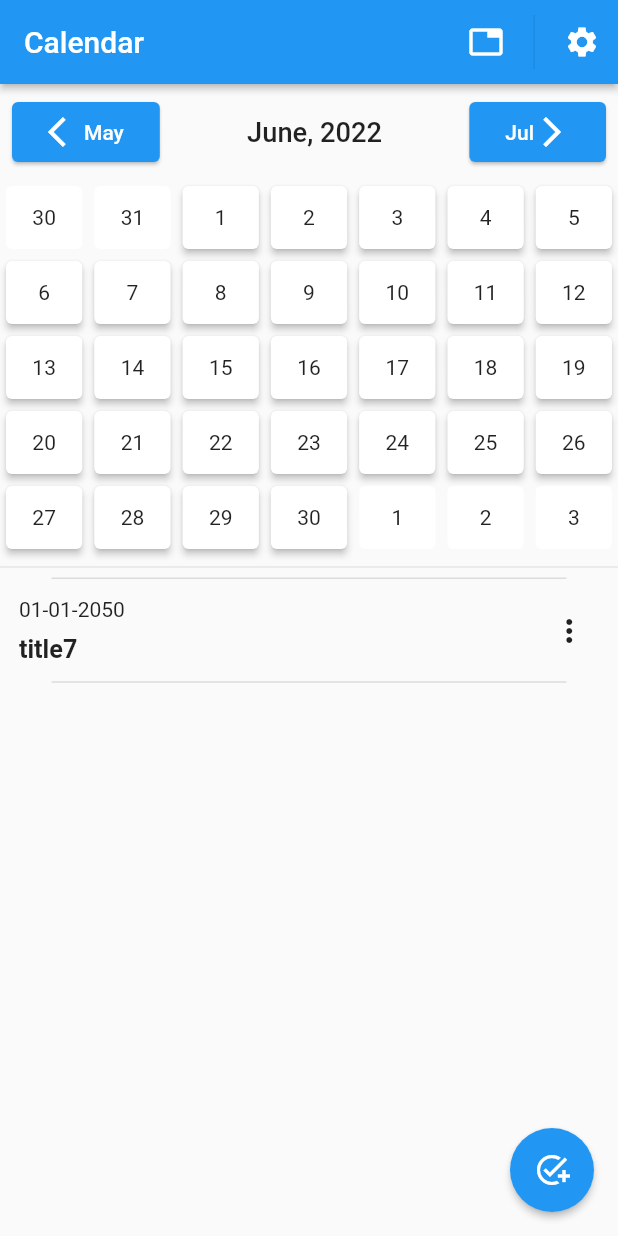
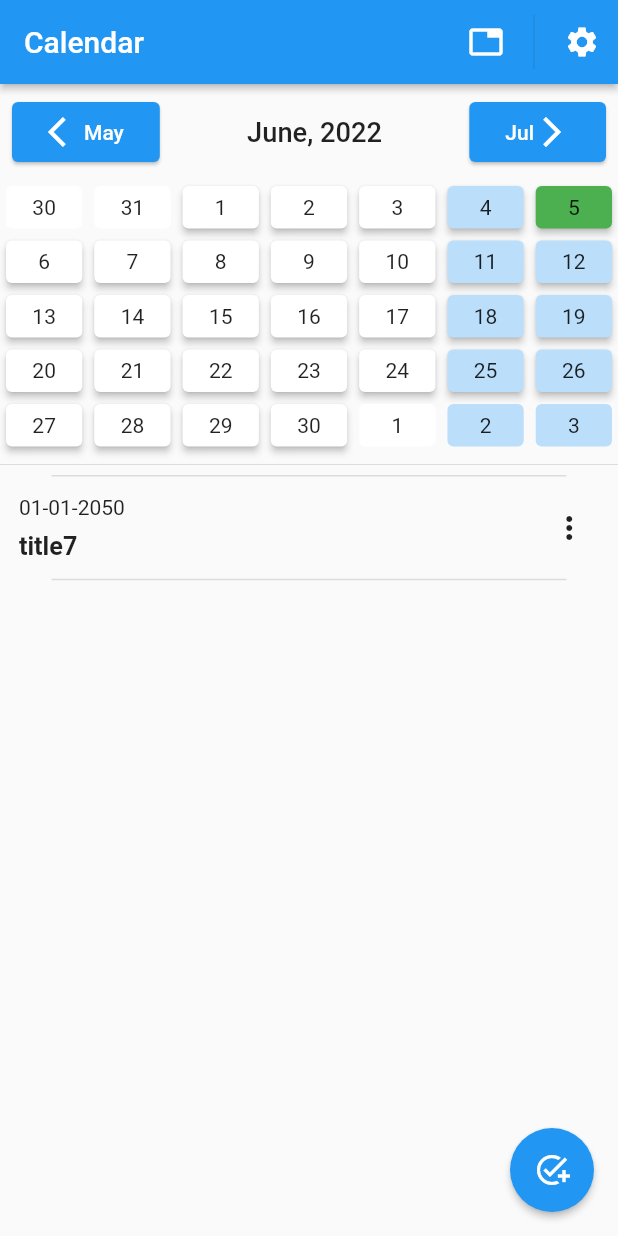
Before and after one commit to ogukuu/task_for_irene, a Flutter app: the screen it shows after launch, on a phone screen of 412 x 824 dp. Run offline on Flutter 3.47's test engine with Material 2 defaults, Android fonts, the phone set to English and light mode, and no system bars; our stand-ins replace hive, hive_flutter, image_picker; accounts and stored records are empty; generated files the repository leaves out were written again.

Commit message:
DayOfTheMonth

```diff
--- a/lib/src/app_controller.dart
+++ b/lib/src/app_controller.dart
@@ -31,6 +31,19 @@ class AppController with ChangeNotifier {
     notifyListeners();
 
     await settingsService.updateThemeMode(newThemeMode);
+  }
+
+  Brightness getCurrentBrightness(BuildContext context) {
+    switch (_themeMode) {
+      case ThemeMode.dark:
+        return Brightness.dark;
+      case ThemeMode.light:
+        return Brightness.light;
+      case ThemeMode.system:
+        return (MediaQuery.of(context).platformBrightness == Brightness.light)
+            ? Brightness.light
+            : Brightness.dark;
+    }
   }
 
   // task controller
@@ -116,6 +129,30 @@ class AppController with ChangeNotifier {
     update(task);
   }
 
+  List<Task> taskForThisYear(DateTime dateTime) =>
+      _tasks.where((element) => element.isAtThisYear(dateTime)).toList();
+
+  List<Task> taskForThisMonth(DateTime dateTime) =>
+      _tasks.where((element) => element.isAtThisMonth(dateTime)).toList();
+
+  List<Task> taskForThisDay(DateTime dateTime) =>
+      _tasks.where((element) => element.isAtThisDay(dateTime)).toList();
+
+  List<Task> taskForThisHour(DateTime dateTime) =>
+      _tasks.where((element) => element.isAtThisHour(dateTime)).toList();
+
+  bool isTaskForThisYear(DateTime dateTime) =>
+      taskForThisYear(dateTime).isNotEmpty;
+
+  bool isTaskForThisMonth(DateTime dateTime) =>
+      taskForThisMonth(dateTime).isNotEmpty;
+
+  bool isTaskForThisDay(DateTime dateTime) =>
+      taskForThisDay(dateTime).isNotEmpty;
+
+  bool isTaskForThisHour(DateTime dateTime) =>
+      taskForThisHour(dateTime).isNotEmpty;
+
   // calendar controller
   final CalendarController calendarController =
       CalendarController(CurrentPeriod.now(PeriodType.month));
--- a/lib/src/calendar/forms/month/day_of_the_month.dart
+++ b/lib/src/calendar/forms/month/day_of_the_month.dart
@@ -1,7 +1,8 @@
-import 'dart:ui';
-
 import 'package:flutter/material.dart';
 import 'package:task_for_irene/src/calendar/calendar_controller.dart';
+import 'package:task_for_irene/src/calendar/forms/sub_period.dart';
+import 'package:task_for_irene/src/global_var.dart';
+import 'package:task_for_irene/src/utilits/format_date.dart';
 
 class DayOfTheMonth extends StatelessWidget {
   const DayOfTheMonth({Key? key, required this.date, required this.controller})
@@ -13,20 +14,44 @@ class DayOfTheMonth extends StatelessWidget {
   Widget build(BuildContext context) {
     bool active = date.month == controller.period.month;
     double elevation = (active) ? 2 : 0;
-    double sigma = (active) ? 1 : 0;
-    return GestureDetector(
-      onTap: () => controller.updatePeriodType(controller.period.down(date)),
-      child: Padding(
-        padding: const EdgeInsets.all(0.0),
-        child: SizedBox(
-            width: 50,
-            height: 50,
-            child: Card(
-                elevation: elevation,
-                child: Center(
-                  child: Text(date.day.toString()),
-                ))),
-      ),
-    );
+    double maxWidth = MediaQuery.of(context).size.width;
+    bool isWeekend = (date.weekday == DateTime.sunday) ||
+        (date.weekday == DateTime.saturday);
+    bool isNow = currentDay(date);
+    bool isTask = GlobalVar.appController.isTaskForThisDay(date);
+    Brightness brightness =
+        GlobalVar.appController.getCurrentBrightness(context);
+    return SubPeriod(
+        onActive: active,
+        width: maxWidth / 7,
+        onTap: () => controller.updatePeriodType(controller.period.down(date)),
+        child: Card(
+            color: _getColor(
+                isNow: isNow, isWeekend: isWeekend, brightness: brightness),
+            shape: _getShape(isTask: isTask),
+            elevation: elevation,
+            child: Center(child: Text(date.day.toString()))));
   }
 }
+
+Color? _getColor(
+    {bool isNow = false,
+    bool isWeekend = false,
+    Brightness brightness = Brightness.light}) {
+  if (isNow) return Colors.green.shade500;
+  if (isWeekend) {
+    return (brightness == Brightness.light)
+        ? Colors.blue.shade100
+        : Colors.grey.shade700;
+  }
+  return null;
+}
+
+ShapeBorder? _getShape({bool isTask = false}) {
+  if (isTask) {
+    return ContinuousRectangleBorder(
+        borderRadius: BorderRadius.circular(10),
+        side: const BorderSide(color: Colors.blue, width: 3));
+  }
+  return null;
+}
--- a/lib/src/calendar/forms/sub_period.dart
+++ b/lib/src/calendar/forms/sub_period.dart
@@ -1,80 +1,34 @@
 import 'package:flutter/material.dart';
+import 'package:task_for_irene/src/global_var.dart';
 
 class SubPeriod extends StatelessWidget {
   const SubPeriod(
       {Key? key,
-      required this.title,
-      required this.onTap,
-      required this.isPast,
-      required this.containsTask})
+      required this.child,
+      this.onActive = true,
+      this.onTap,
+      this.width = double.infinity})
       : super(key: key);
-  final String title;
-  final void Function()? onTap;
-  final bool isPast;
-  final bool containsTask;
+
+  final Widget child;
+  final bool onActive;
+  final Function()? onTap;
+  final double width;
 
   @override
   Widget build(BuildContext context) {
+    fyncOnTap() {
+      if (onActive && !(onTap == null)) onTap!();
+    }
+
+    double height = width / GlobalVar.goldenRatio;
     return GestureDetector(
-      onTap: (() {
-        if (!isPast) onTap;
-      }),
-      child: _Card(
-        isPast: isPast,
-        title: title,
-        containsTask: containsTask,
+      onTap: fyncOnTap,
+      child: SizedBox(
+        width: width,
+        height: height,
+        child: child,
       ),
     );
   }
 }
-
-class _Card extends StatelessWidget {
-  const _Card({
-    Key? key,
-    required this.isPast,
-    required this.title,
-    required this.containsTask,
-  }) : super(key: key);
-
-  final bool isPast;
-  final String title;
-  final bool containsTask;
-
-  @override
-  Widget build(BuildContext context) {
-    if (containsTask) {
-      return Card(
-        shape: const RoundedRectangleBorder(
-          side: BorderSide(
-            color: Colors.green,
-          ),
-        ),
-        elevation: (isPast) ? 0 : 2,
-        child: _Body(title: title),
-      );
-    } else {
-      return Card(
-        elevation: (isPast) ? 0 : 2,
-        child: _Body(title: title),
-      );
-    }
-  }
-}
-
-class _Body extends StatelessWidget {
-  const _Body({
-    Key? key,
-    required this.title,
-  }) : super(key: key);
-
-  final String title;
-
-  @override
-  Widget build(BuildContext context) {
-    return Center(
-        child: Text(
-      title,
-      overflow: TextOverflow.ellipsis,
-    ));
-  }
-}
--- a/lib/src/global_var.dart
+++ b/lib/src/global_var.dart
@@ -8,4 +8,6 @@ class GlobalVar {
       settingsService: SettingsService(), repository: HiveTaskRepository());
 
   static final NavRoute navRoute = NavRoute();
+
+  static const double goldenRatio = 1.62;
 }
--- a/lib/src/models/task.dart
+++ b/lib/src/models/task.dart
@@ -1,5 +1,6 @@
 import 'package:flutter/material.dart';
 import 'package:flutter_gen/gen_l10n/app_localizations.dart';
+import 'package:task_for_irene/src/utilits/format_date.dart';
 import 'package:task_for_irene/src/utilits/uuid.dart';
 
 class Task {
@@ -13,13 +14,10 @@ class Task {
 
   bool get isActive => status == StatusTask.active;
   bool get isCompleted => !isActive;
-  bool isAtThisYear(DateTime dateTime) => dueDate.year == dateTime.year;
-  bool isAtThisMonth(DateTime dateTime) =>
-      isAtThisYear(dateTime) && (dueDate.month == dateTime.month);
-  bool isAtThisDay(DateTime dateTime) =>
-      isAtThisMonth(dateTime) && (dueDate.day == dateTime.day);
-  bool isAtThisHour(DateTime dateTime) =>
-      isAtThisDay(dateTime) && (dueDate.hour == dateTime.hour);
+  bool isAtThisYear(DateTime dateTime) => sameYear(dueDate, dateTime);
+  bool isAtThisMonth(DateTime dateTime) => sameMonth(dueDate, dateTime);
+  bool isAtThisDay(DateTime dateTime) => sameDay(dueDate, dateTime);
+  bool isAtThisHour(DateTime dateTime) => sameHour(dueDate, dateTime);
 
   Task(this.id, this.title, this.description, this.dueDate,
       this.reminderFrequency, this.status, this.photoProof);
--- a/lib/src/utilits/format_date.dart
+++ b/lib/src/utilits/format_date.dart
@@ -31,3 +31,16 @@ String getHHMMDateTime(DateTime dateTime) {
   String mm = (m < 10) ? "0$m" : "$m";
   return "$hh:$mm";
 }
+
+bool sameYear(DateTime d1, DateTime d2) => d1.year == d2.year;
+bool sameMonth(DateTime d1, DateTime d2) =>
+    sameYear(d1, d2) && (d1.month == d2.month);
+bool sameDay(DateTime d1, DateTime d2) =>
+    sameMonth(d1, d2) && (d1.day == d2.day);
+bool sameHour(DateTime d1, DateTime d2) =>
+    sameDay(d1, d2) && (d1.hour == d2.hour);
+
+bool currentYear(DateTime dateTime) => sameYear(dateTime, DateTime.now());
+bool currentMonth(DateTime dateTime) => sameMonth(dateTime, DateTime.now());
+bool currentDay(DateTime dateTime) => sameDay(dateTime, DateTime.now());
+bool currentHour(DateTime dateTime) => sameHour(dateTime, DateTime.now());
```
